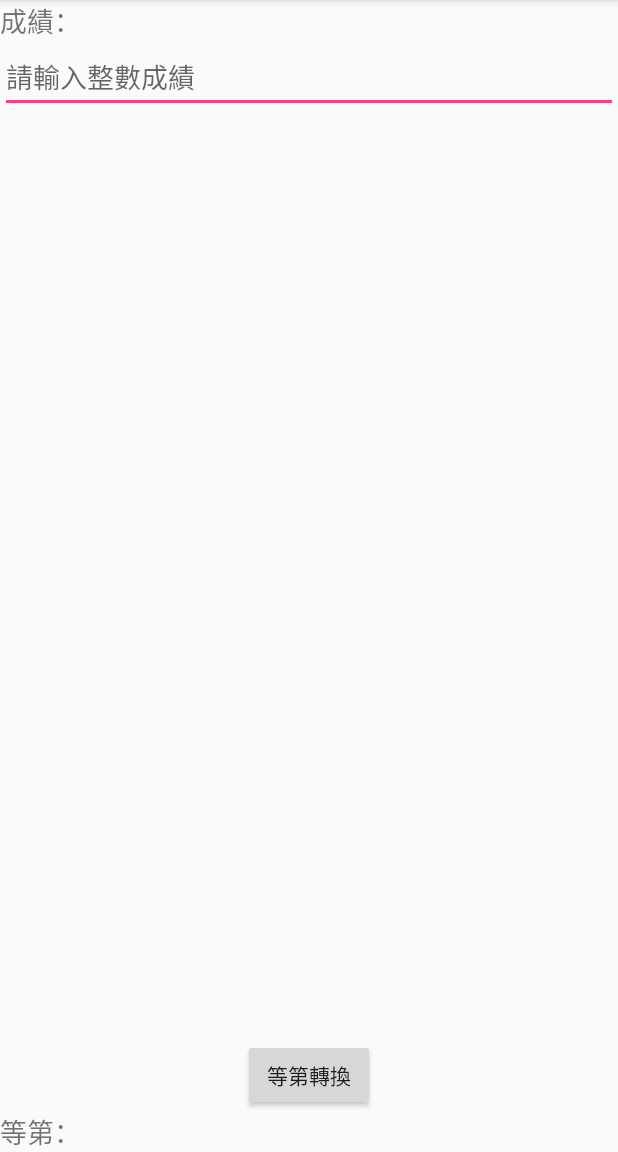
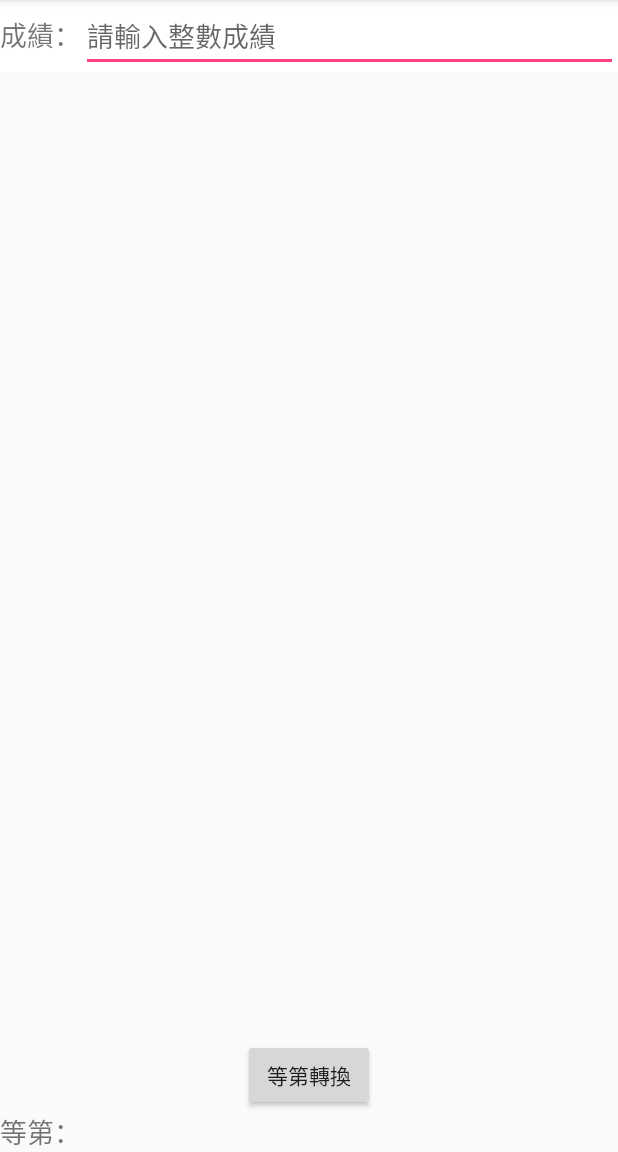
Before and after one commit to kidozone007/Android_Hw, an Android app: the screen it shows after launch (MainActivity), on a phone screen of 412 x 824 dp, the part 84-1236 px from its top. Run offline under Robolectric (Android 15) with nearby library versions, the phone set to English and light mode, and no system bars.

Commit message:
No test Hw1 105590014

```diff
--- a/app/src/main/res/layout/activity_main.xml
+++ b/app/src/main/res/layout/activity_main.xml
@@ -6,7 +6,11 @@
     android:orientation="vertical"
     tools:context=".MainActivity">
 
-
+    <LinearLayout
+        android:layout_width="match_parent"
+        android:layout_height="wrap_content"
+        android:background="@android:color/background_light"
+        android:orientation="horizontal">
         <TextView
             android:layout_width="wrap_content"
             android:layout_height="wrap_content"
@@ -18,6 +22,7 @@
             android:layout_width="match_parent"
             android:layout_height="wrap_content"
             android:hint="@string/sex_hint" />
+    </LinearLayout>
 
     <TextView
         android:id="@+id/txtA"
```
Lines whose indentation alone changed are shown as unchanged.
